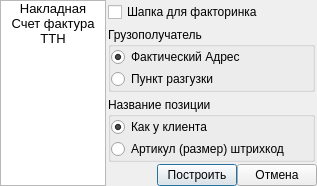
Qt form ui/order_doc_list.ui (Meller008/CRM-Avi) before a commit.
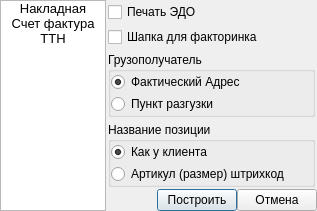
The same form after that commit. The open tabs and pages were chosen to show the change.

```diff
--- a/ui/order_doc_list.ui
+++ b/ui/order_doc_list.ui
@@ -55,7 +55,27 @@
        <property name="verticalSpacing">
         <number>5</number>
        </property>
+       <item row="4" column="0">
+        <spacer name="verticalSpacer">
+         <property name="orientation">
+          <enum>Qt::Vertical</enum>
+         </property>
+         <property name="sizeHint" stdset="0">
+          <size>
+           <width>20</width>
+           <height>40</height>
+          </size>
+         </property>
+        </spacer>
+       </item>
        <item row="1" column="0">
+        <widget class="QCheckBox" name="cb_head">
+         <property name="text">
+          <string>Шапка для факторинка</string>
+         </property>
+        </widget>
+       </item>
+       <item row="2" column="0">
         <widget class="QGroupBox" name="groupBox">
          <property name="title">
           <string>Грузополучатель</string>
@@ -99,7 +119,7 @@
          </layout>
         </widget>
        </item>
-       <item row="2" column="0">
+       <item row="3" column="0">
         <widget class="QGroupBox" name="groupBox_2">
          <property name="title">
           <string>Название позиции</string>
@@ -143,23 +163,10 @@
          </layout>
         </widget>
        </item>
-       <item row="3" column="0">
-        <spacer name="verticalSpacer">
-         <property name="orientation">
-          <enum>Qt::Vertical</enum>
-         </property>
-         <property name="sizeHint" stdset="0">
-          <size>
-           <width>20</width>
-           <height>40</height>
-          </size>
-         </property>
-        </spacer>
-       </item>
        <item row="0" column="0">
-        <widget class="QCheckBox" name="cb_head">
+        <widget class="QCheckBox" name="cb_edo">
          <property name="text">
-          <string>Шапка для факторинка</string>
+          <string>Печать ЭДО</string>
          </property>
         </widget>
        </item>
```
